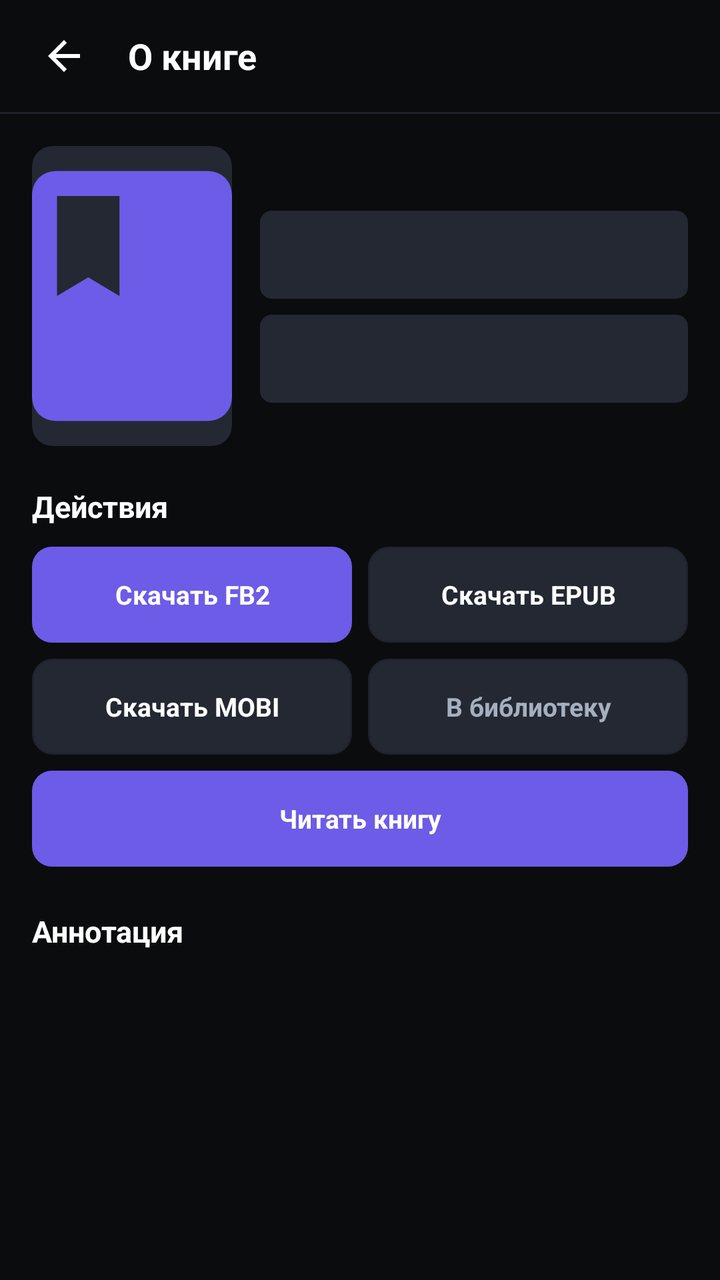
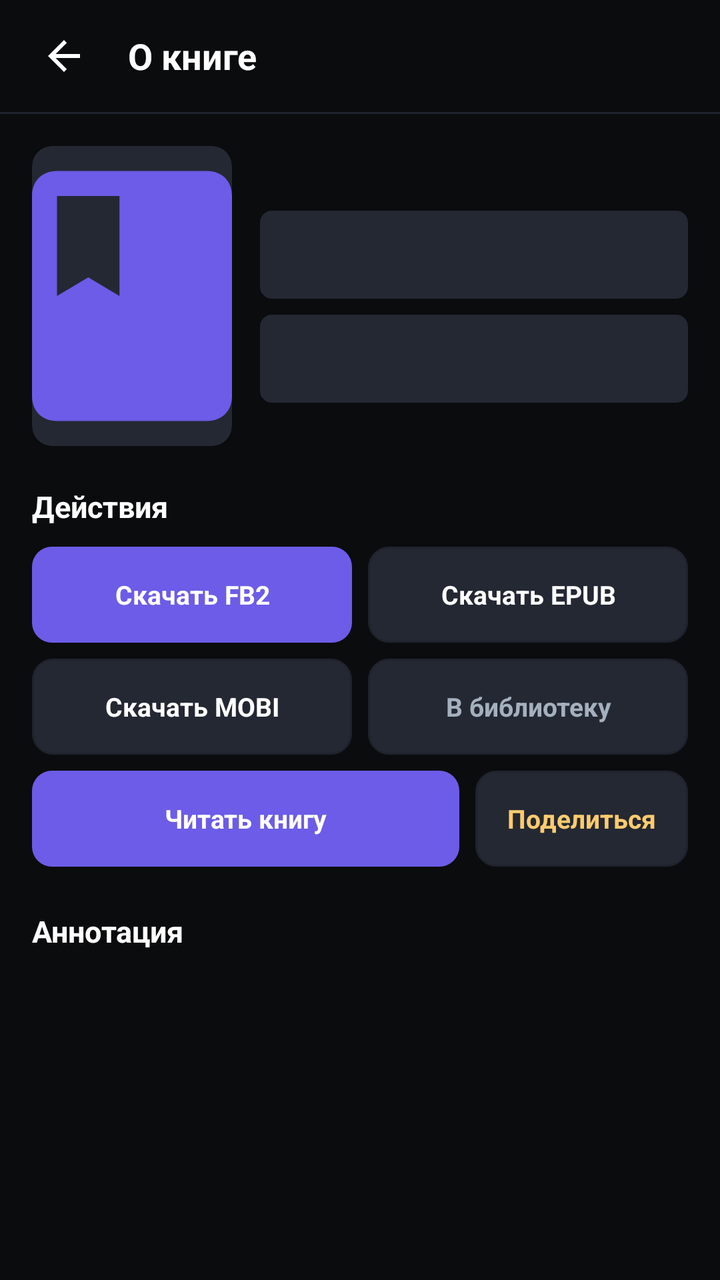

Screens rendered from an Android XML layout before and after an edit, with the pre-edit source and the edit as a unified diff.
<!-- AndroidManifest.xml: application theme Theme.Flibusta -->
<!-- res/layout/activity_book_detail.xml -->
<?xml version="1.0" encoding="utf-8"?>
<LinearLayout xmlns:android="http://schemas.android.com/apk/res/android"
    xmlns:app="http://schemas.android.com/apk/res-auto"
    android:layout_width="match_parent"
    android:layout_height="match_parent"
    android:background="@color/bg_primary"
    android:orientation="vertical">

    
    <LinearLayout
        android:layout_width="match_parent"
        android:layout_height="56dp"
        android:background="@color/bg_primary"
        android:gravity="center_vertical"
        android:orientation="horizontal"
        android:paddingStart="8dp"
        android:paddingEnd="16dp">

        <ImageButton
            android:id="@+id/btn_detail_back"
            android:layout_width="48dp"
            android:layout_height="48dp"
            android:background="?android:attr/selectableItemBackgroundBorderless"
            android:contentDescription="Вернуться назад"
            android:src="@drawable/ic_arrow_back" />

        <TextView
            android:layout_width="0dp"
            android:layout_height="wrap_content"
            android:layout_marginStart="8dp"
            android:layout_weight="1"
            android:text="О книге"
            android:textColor="@color/text_primary"
            android:textSize="18sp"
            android:textStyle="bold" />
    </LinearLayout>

    <View
        android:layout_width="match_parent"
        android:layout_height="1dp"
        android:background="@color/divider" />

    
    <ScrollView
        android:layout_width="match_parent"
        android:layout_height="0dp"
        android:layout_weight="1"
        android:fillViewport="true">

        <LinearLayout
            android:layout_width="match_parent"
            android:layout_height="wrap_content"
            android:orientation="vertical"
            android:padding="16dp">

            
            <LinearLayout
                android:layout_width="match_parent"
                android:layout_height="wrap_content"
                android:orientation="horizontal">

                <androidx.cardview.widget.CardView
                    android:layout_width="100dp"
                    android:layout_height="150dp"
                    app:cardBackgroundColor="@color/bg_surface_light"
                    app:cardCornerRadius="10dp"
                    app:cardElevation="2dp">

                    <ImageView
                        android:id="@+id/iv_detail_cover"
                        android:layout_width="match_parent"
                        android:layout_height="match_parent"
                        android:contentDescription="Обложка книги"
                        android:importantForAccessibility="no"
                        android:scaleType="centerCrop"
                        android:src="@drawable/ic_book" />
                </androidx.cardview.widget.CardView>

                <LinearLayout
                    android:layout_width="0dp"
                    android:layout_height="wrap_content"
                    android:layout_marginStart="14dp"
                    android:layout_weight="1"
                    android:orientation="vertical">

                    <TextView
                        android:id="@+id/tv_detail_title"
                        android:layout_width="match_parent"
                        android:layout_height="wrap_content"
                        android:textColor="@color/text_primary"
                        android:textSize="18sp"
                        android:textStyle="bold" />

                    
                    <LinearLayout
                        android:id="@+id/layout_detail_author"
                        android:layout_width="match_parent"
                        android:layout_height="wrap_content"
                        android:layout_marginTop="8dp"
                        android:background="@drawable/bg_badge"
                        android:clickable="true"
                        android:focusable="true"
                        android:gravity="center_vertical"
                        android:minHeight="44dp"
                        android:paddingStart="10dp"
                        android:paddingEnd="10dp">

                        <TextView
                            android:id="@+id/tv_detail_author"
                            android:layout_width="wrap_content"
                            android:layout_height="wrap_content"
                            android:textColor="@color/accent_cyan"
                            android:textSize="13sp"
                            android:textStyle="bold" />
                    </LinearLayout>

                    
                    <LinearLayout
                        android:id="@+id/layout_detail_genre"
                        android:layout_width="match_parent"
                        android:layout_height="wrap_content"
                        android:layout_marginTop="8dp"
                        android:background="@drawable/bg_badge"
                        android:clickable="true"
                        android:focusable="true"
                        android:gravity="center_vertical"
                        android:minHeight="44dp"
                        android:paddingStart="10dp"
                        android:paddingEnd="10dp">

                        <TextView
                            android:id="@+id/tv_detail_genre"
                            android:layout_width="wrap_content"
                            android:layout_height="wrap_content"
                            android:textColor="@color/accent_gold"
                            android:textSize="12sp"
                            android:textStyle="bold" />
                    </LinearLayout>

                    
                    <LinearLayout
                        android:id="@+id/layout_detail_series"
                        android:layout_width="match_parent"
                        android:layout_height="wrap_content"
                        android:layout_marginTop="8dp"
                        android:background="@drawable/bg_badge"
                        android:clickable="true"
                        android:focusable="true"
                        android:gravity="center_vertical"
                        android:minHeight="44dp"
                        android:paddingStart="10dp"
                        android:paddingEnd="10dp"
                        android:visibility="gone">

                        <TextView
                            android:id="@+id/tv_detail_series"
                            android:layout_width="wrap_content"
                            android:layout_height="wrap_content"
                            android:textColor="@color/accent_cyan"
                            android:textSize="12sp"
                            android:textStyle="bold" />
                    </LinearLayout>

                    <TextView
                        android:id="@+id/tv_detail_size"
                        android:layout_width="wrap_content"
                        android:layout_height="wrap_content"
                        android:layout_marginTop="6dp"
                        android:textColor="@color/text_muted"
                        android:textSize="11sp" />
                </LinearLayout>
            </LinearLayout>

            
            <TextView
                android:layout_width="match_parent"
                android:layout_height="wrap_content"
                android:layout_marginTop="20dp"
                android:text="Действия"
                android:textColor="@color/text_primary"
                android:textSize="15sp"
                android:textStyle="bold" />

            <LinearLayout
                android:layout_width="match_parent"
                android:layout_height="wrap_content"
                android:layout_marginTop="10dp"
                android:orientation="horizontal">

                <TextView
                    android:id="@+id/btn_detail_download_fb2"
                    android:layout_width="0dp"
                    android:layout_height="wrap_content"
                    android:layout_weight="1"
                    android:background="@drawable/bg_button_accent"
                    android:clickable="true"
                    android:contentDescription="Скачать книгу в формате FB2"
                    android:focusable="true"
                    android:gravity="center"
                    android:minHeight="48dp"
                    android:padding="12dp"
                    android:text="Скачать FB2"
                    android:textColor="@color/text_primary"
                    android:textSize="13sp"
                    android:textStyle="bold" />

                <TextView
                    android:id="@+id/btn_detail_download_epub"
                    android:layout_width="0dp"
                    android:layout_height="wrap_content"
                    android:layout_marginStart="8dp"
                    android:layout_weight="1"
                    android:background="@drawable/bg_button_secondary"
                    android:clickable="true"
                    android:contentDescription="Скачать книгу в формате EPUB"
                    android:focusable="true"
                    android:gravity="center"
                    android:minHeight="48dp"
                    android:padding="12dp"
                    android:text="Скачать EPUB"
                    android:textColor="@color/text_primary"
                    android:textSize="13sp"
                    android:textStyle="bold" />
            </LinearLayout>

            <LinearLayout
                android:layout_width="match_parent"
                android:layout_height="wrap_content"
                android:layout_marginTop="8dp"
                android:orientation="horizontal">

                <TextView
                    android:id="@+id/btn_detail_download_mobi"
                    android:layout_width="0dp"
                    android:layout_height="wrap_content"
                    android:layout_weight="1"
                    android:background="@drawable/bg_button_secondary"
                    android:clickable="true"
                    android:contentDescription="Скачать книгу в формате MOBI"
                    android:focusable="true"
                    android:gravity="center"
                    android:minHeight="48dp"
                    android:padding="12dp"
                    android:text="Скачать MOBI"
                    android:textColor="@color/text_primary"
                    android:textSize="13sp"
                    android:textStyle="bold" />

                <TextView
                    android:id="@+id/btn_detail_to_library"
                    android:layout_width="0dp"
                    android:layout_height="wrap_content"
                    android:layout_marginStart="8dp"
                    android:layout_weight="1"
                    android:background="@drawable/bg_button_secondary"
                    android:clickable="true"
                    android:contentDescription="Добавить книгу в библиотеку на полку"
                    android:focusable="true"
                    android:gravity="center"
                    android:minHeight="48dp"
                    android:padding="12dp"
                    android:text="В библиотеку"
                    android:textColor="@color/text_secondary"
                    android:textSize="13sp"
                    android:textStyle="bold" />
            </LinearLayout>

            <TextView
                android:id="@+id/btn_detail_read"
                android:layout_width="match_parent"
                android:layout_height="wrap_content"
                android:layout_marginTop="8dp"
                android:background="@drawable/bg_button_accent"
                android:clickable="true"
                android:contentDescription="Открыть книгу в читалке"
                android:focusable="true"
                android:gravity="center"
                android:minHeight="48dp"
                android:padding="12dp"
                android:text="Читать книгу"
                android:textColor="@color/text_primary"
                android:textSize="13sp"
                android:textStyle="bold" />

            
            <LinearLayout
                android:layout_width="match_parent"
                android:layout_height="wrap_content"
                android:layout_marginTop="22dp"
                android:gravity="center_vertical"
                android:orientation="horizontal">

                <TextView
                    android:layout_width="0dp"
                    android:layout_height="wrap_content"
                    android:layout_weight="1"
                    android:text="Аннотация"
                    android:textColor="@color/text_primary"
                    android:textSize="15sp"
                    android:textStyle="bold" />

                <ProgressBar
                    android:id="@+id/pb_detail_desc"
                    android:layout_width="22dp"
                    android:layout_height="22dp"
                    android:visibility="gone" />

                <TextView
                    android:id="@+id/btn_detail_retry_desc"
                    android:layout_width="wrap_content"
                    android:layout_height="wrap_content"
                    android:background="@drawable/bg_badge"
                    android:clickable="true"
                    android:focusable="true"
                    android:minHeight="44dp"
                    android:gravity="center_vertical"
                    android:paddingStart="10dp"
                    android:paddingEnd="10dp"
                    android:text="Загрузить аннотацию"
                    android:textColor="@color/accent_gold"
                    android:textSize="11sp"
                    android:textStyle="bold"
                    android:visibility="gone"
                    android:contentDescription="Попробовать загрузить подробную аннотацию с сервера" />
            </LinearLayout>

            <TextView
                android:id="@+id/tv_detail_description"
                android:layout_width="match_parent"
                android:layout_height="wrap_content"
                android:layout_marginTop="8dp"
                android:lineSpacingExtra="4dp"
                android:textIsSelectable="true"
                android:textColor="@color/text_secondary"
                android:textSize="14sp" />
        </LinearLayout>
    </ScrollView>
</LinearLayout>
<!-- resources referenced by this layout -->
<resources>
  <color name="accent_cyan">#00CEC9</color>
  <color name="accent_gold">#FDCB6E</color>
  <color name="bg_primary">#0B0C0E</color>
  <color name="bg_surface_light">#242833</color>
  <color name="divider">#1F232D</color>
  <color name="text_muted">#576574</color>
  <color name="text_primary">#FFFFFF</color>
  <color name="text_secondary">#A4B0BE</color>
  <!-- drawable bg_badge (drawable) -->
  <?xml version="1.0" encoding="utf-8"?>
  <shape xmlns:android="http://schemas.android.com/apk/res/android"
      android:shape="rectangle">
      <solid android:color="@color/bg_surface_light" />
      <corners android:radius="6dp" />
      <padding
          android:left="8dp"
          android:top="3dp"
          android:right="8dp"
          android:bottom="3dp" />
  </shape>
  <!-- drawable bg_button_accent (drawable) -->
  <?xml version="1.0" encoding="utf-8"?>
  <ripple xmlns:android="http://schemas.android.com/apk/res/android"
      android:color="#33FFFFFF">
      <item>
          <shape android:shape="rectangle">
              <solid android:color="@color/accent_primary" />
              <corners android:radius="10dp" />
              <padding
                  android:left="14dp"
                  android:top="8dp"
                  android:right="14dp"
                  android:bottom="8dp" />
          </shape>
      </item>
  </ripple>
  <!-- drawable bg_button_secondary (drawable) -->
  <?xml version="1.0" encoding="utf-8"?>
  <ripple xmlns:android="http://schemas.android.com/apk/res/android"
      android:color="#33FFFFFF">
      <item>
          <shape android:shape="rectangle">
              <solid android:color="@color/bg_surface_light" />
              <stroke android:width="1dp" android:color="@color/divider" />
              <corners android:radius="10dp" />
              <padding
                  android:left="14dp"
                  android:top="8dp"
                  android:right="14dp"
                  android:bottom="8dp" />
          </shape>
      </item>
  </ripple>
  <!-- drawable ic_arrow_back (drawable) -->
  <vector xmlns:android="http://schemas.android.com/apk/res/android"
      android:width="24dp"
      android:height="24dp"
      android:viewportWidth="24"
      android:viewportHeight="24">
      <path
          android:fillColor="@color/text_primary"
          android:pathData="M20,11H7.83l5.59,-5.59L12,4l-8,8 8,8 1.41,-1.41L7.83,13H20v-2z" />
  </vector>
  <!-- drawable ic_book (drawable) -->
  <vector xmlns:android="http://schemas.android.com/apk/res/android"
      android:width="24dp"
      android:height="24dp"
      android:viewportWidth="24"
      android:viewportHeight="24">
      <path
          android:fillColor="@color/accent_primary"
          android:pathData="M18,2H6c-1.2,0 -2,0.8 -2,2v16c0,1.2 0.8,2 2,2h12c1.2,0 2,-0.8 2,-2V4c0,-1.2 -0.8,-2 -2,-2zM6,4h5v8l-2.5,-1.5L6,12V4z" />
  </vector>
  <style name="Theme.Flibusta" parent="Theme.MaterialComponents.DayNight.NoActionBar">
          <item name="colorPrimary">@color/accent_primary</item>
          <item name="colorPrimaryVariant">@color/bg_surface_card</item>
          <item name="colorOnPrimary">@color/text_primary</item>
          <item name="colorSecondary">@color/accent_secondary</item>
          <item name="colorSecondaryVariant">@color/accent_cyan</item>
          <item name="colorOnSecondary">@color/text_primary</item>
  
          <item name="android:windowBackground">@color/bg_primary</item>
          <item name="android:statusBarColor">@color/bg_primary</item>
          <item name="android:navigationBarColor">@color/nav_bar_bg</item>
          <item name="android:textColorPrimary">@color/text_primary</item>
          <item name="android:textColorSecondary">@color/text_secondary</item>
      </style>
  <color name="accent_primary">#6C5CE7</color>
  <color name="bg_surface_card">#1B1E26</color>
  <color name="accent_secondary">#0984E3</color>
  <color name="nav_bar_bg">#111317</color>
</resources>

<!-- the commit's change to res/layout/activity_book_detail.xml (unified diff, before → after) -->
@@ -265,22 +265,49 @@
                     android:textStyle="bold" />
             </LinearLayout>
 
-            <TextView
-                android:id="@+id/btn_detail_read"
+            <LinearLayout
                 android:layout_width="match_parent"
                 android:layout_height="wrap_content"
                 android:layout_marginTop="8dp"
-                android:background="@drawable/bg_button_accent"
-                android:clickable="true"
-                android:contentDescription="Открыть книгу в читалке"
-                android:focusable="true"
-                android:gravity="center"
-                android:minHeight="48dp"
-                android:padding="12dp"
-                android:text="Читать книгу"
-                android:textColor="@color/text_primary"
-                android:textSize="13sp"
-                android:textStyle="bold" />
+                android:orientation="horizontal">
+
+                <TextView
+                    android:id="@+id/btn_detail_read"
+                    android:layout_width="0dp"
+                    android:layout_height="wrap_content"
+                    android:layout_weight="1"
+                    android:background="@drawable/bg_button_accent"
+                    android:clickable="true"
+                    android:contentDescription="Открыть книгу в читалке"
+                    android:focusable="true"
+                    android:gravity="center"
+                    android:minHeight="48dp"
+                    android:padding="12dp"
+                    android:text="Читать книгу"
+                    android:textColor="@color/text_primary"
+                    android:textSize="13sp"
+                    android:textStyle="bold" />
+
+                <TextView
+                    android:id="@+id/btn_detail_share"
+                    android:layout_width="wrap_content"
+                    android:layout_height="wrap_content"
+                    android:layout_marginStart="8dp"
+                    android:background="@drawable/bg_button_secondary"
+                    android:clickable="true"
+                    android:contentDescription="Поделиться книгой или файлом"
+                    android:focusable="true"
+                    android:gravity="center"
+                    android:minHeight="48dp"
+                    android:paddingStart="16dp"
+                    android:paddingEnd="16dp"
+                    android:paddingTop="12dp"
+                    android:paddingBottom="12dp"
+                    android:text="Поделиться"
+                    android:textColor="@color/accent_gold"
+                    android:textSize="13sp"
+                    android:textStyle="bold" />
+            </LinearLayout>
 
             
             <LinearLayout
